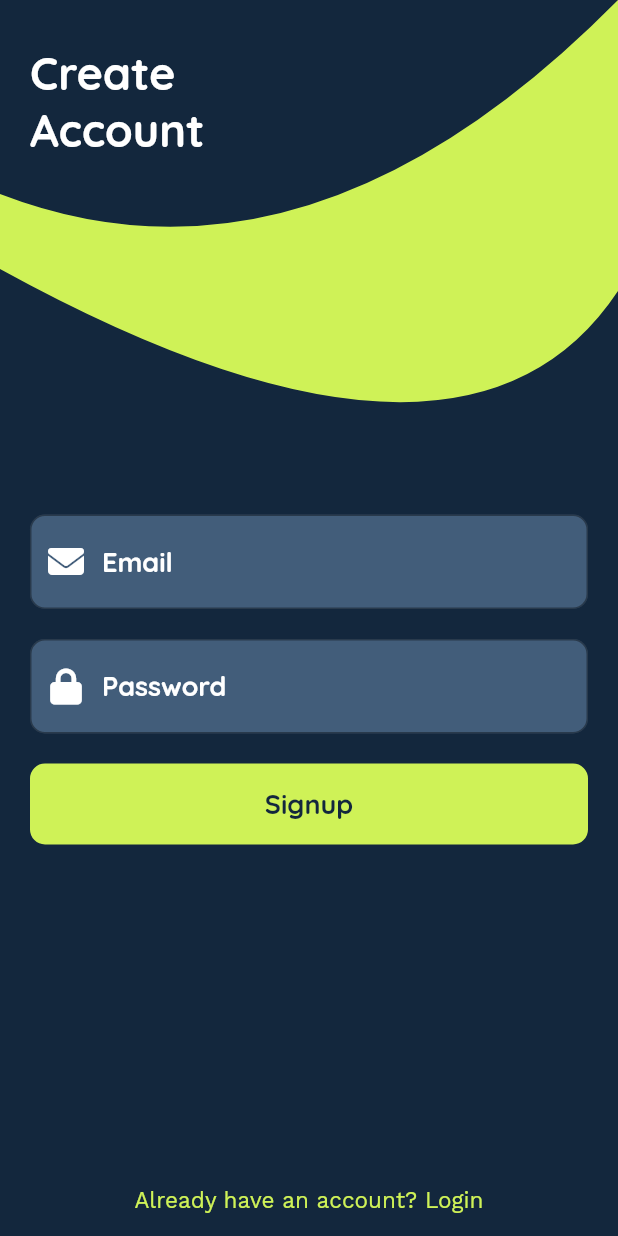
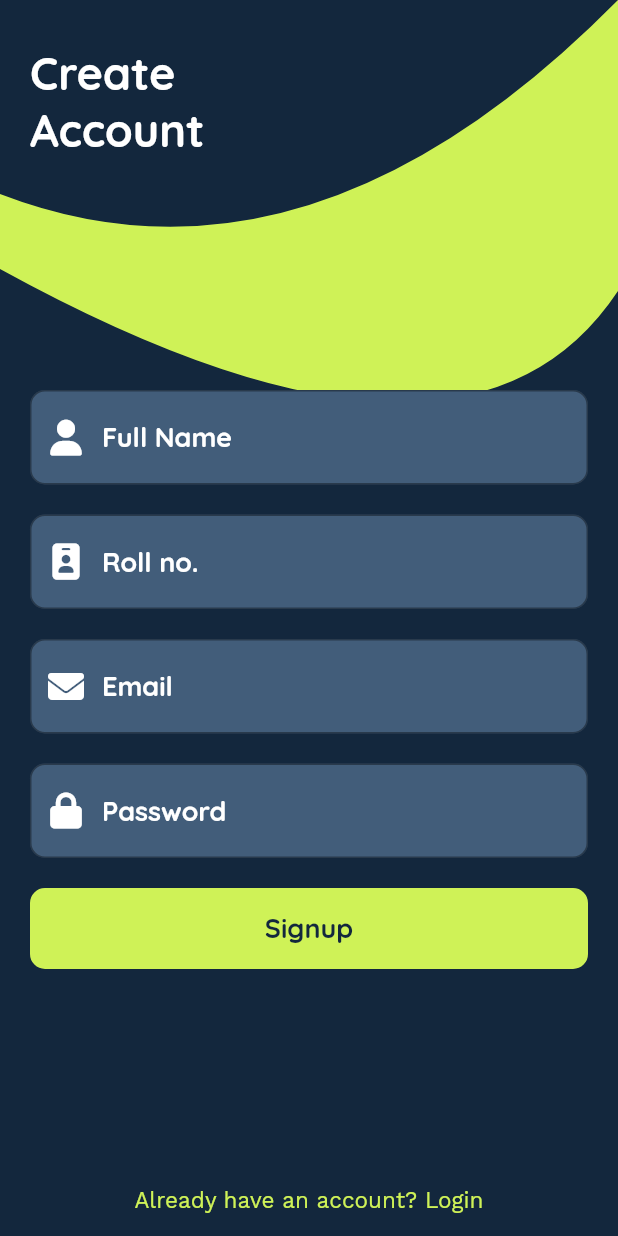
Before and after one commit to SVUCE-Programmers/ProjectSVUCE, a Flutter app: the SignUpView screen opened directly, on a phone screen of 412 x 824 dp. Run offline on Flutter 3.47's test engine with Material 2 defaults, Android fonts, the phone set to English and light mode, and no system bars; our stand-ins replace cloud_firestore, firebase_auth, flutter_icons, get_it, provider_architecture; accounts and stored records are empty.

```diff
--- a/lib/locator.dart
+++ b/lib/locator.dart
@@ -1,5 +1,6 @@
 import 'package:get_it/get_it.dart';
 import 'package:svuce_app/services/authentication_service.dart';
+import 'package:svuce_app/services/firestore_service.dart';
 import 'services/dialog_service.dart';
 import 'services/navigation_service.dart';
 
@@ -9,4 +10,5 @@ void setupLocator() {
   locator.registerLazySingleton(() => DialogService());
   locator.registerLazySingleton(() => NavigationService());
   locator.registerLazySingleton(() => AuthenticationService());
+  locator.registerLazySingleton(() => FirestoreService());
 }
--- a/lib/models/user.dart
+++ b/lib/models/user.dart
@@ -2,13 +2,15 @@ class User {
   final String fullName;
   final String id;
   final String email;
+  final String rollNo;
   final String userType;
 
-  User({this.fullName, this.id, this.email, this.userType});
+  User({this.fullName, this.id, this.email, this.userType, this.rollNo});
 
   User.fromData(Map<String, dynamic> data)
       : id = data['id'],
         email = data['email'],
+        rollNo = data['rollNo'],
         fullName = data['fullName'],
         userType = data['userType'];
 
@@ -18,6 +20,7 @@ class User {
       "fullName": fullName,
       "email": email,
       "userType": userType,
+      "rollNo": rollNo,
     };
   }
 }
--- a/lib/ui/views/signup_view.dart
+++ b/lib/ui/views/signup_view.dart
@@ -50,7 +50,42 @@ class SignUpView extends StatelessWidget {
                     shrinkWrap: true,
                     children: <Widget>[
                       WidgetWrapper(
-                        key: Key("EmailField"),
+                        decoration: textFieldDecoration,
+                        child: TextField(
+                          style: buttonText.copyWith(color: textPrimary),
+                          controller: model.fullNameController,
+                          keyboardType: TextInputType.text,
+                          decoration: InputDecoration(
+                              border: textFieldInputBorder,
+                              prefixIcon: Icon(
+                                FontAwesome.user,
+                                color: textPrimary,
+                              ),
+                              hintText: 'Full Name',
+                              hintStyle:
+                                  buttonText.copyWith(color: textPrimary)),
+                        ),
+                      ),
+                      WidgetWrapper(
+                        decoration: textFieldDecoration,
+                        child: TextField(
+                          style: buttonText.copyWith(color: textPrimary),
+                          controller: model.rollNoController,
+                          keyboardType: TextInputType.phone,
+                          maxLength: 8,
+                          decoration: InputDecoration(
+                              border: textFieldInputBorder,
+                              prefixIcon: Icon(
+                                FontAwesome.id_badge,
+                                color: textPrimary,
+                              ),
+                              hintText: 'Roll no.',
+                              counterText: '',
+                              hintStyle:
+                                  buttonText.copyWith(color: textPrimary)),
+                        ),
+                      ),
+                      WidgetWrapper(
                         decoration: textFieldDecoration,
                         child: TextField(
                           style: buttonText.copyWith(color: textPrimary),
@@ -70,7 +105,6 @@ class SignUpView extends StatelessWidget {
                       WidgetWrapper(
                         decoration: textFieldDecoration,
                         child: TextField(
-                          key: Key("PasswordField"),
                           style: buttonText.copyWith(color: textPrimary),
                           controller: model.passwordController,
                           obscureText: true,
@@ -89,7 +123,6 @@ class SignUpView extends StatelessWidget {
                       WidgetWrapper(
                         decoration: buttonDecoration.copyWith(color: primary),
                         child: FlatButton(
-                            key: Key("SigninButton"),
                             splashColor: secondaryLight,
                             onPressed: model.createUser,
                             child: model.busy
--- a/lib/viewmodels/select_user_viewmodel.dart
+++ b/lib/viewmodels/select_user_viewmodel.dart
@@ -19,6 +19,7 @@ class SelectUserViewModel extends BaseModel {
   }
 
   signInAsGuest() {
+    //TODO: Sign in as guest
     navigationService.navigateTo(HomeViewRoute);
   }
 
```
Also changed, not shown: lib/main.dart (+14 -0 lines), lib/services/authentication_service.dart (+36 -5 lines), lib/services/firestore_service.dart (added, +25 -0 lines), lib/ui/views/home_view.dart (+10 -2 lines), lib/ui/views/startup_view.dart (+7 -4 lines), lib/viewmodels/home_viewmodel.dart (+53 -1 lines), lib/viewmodels/signup_viewmodel.dart (+14 -4 lines).
